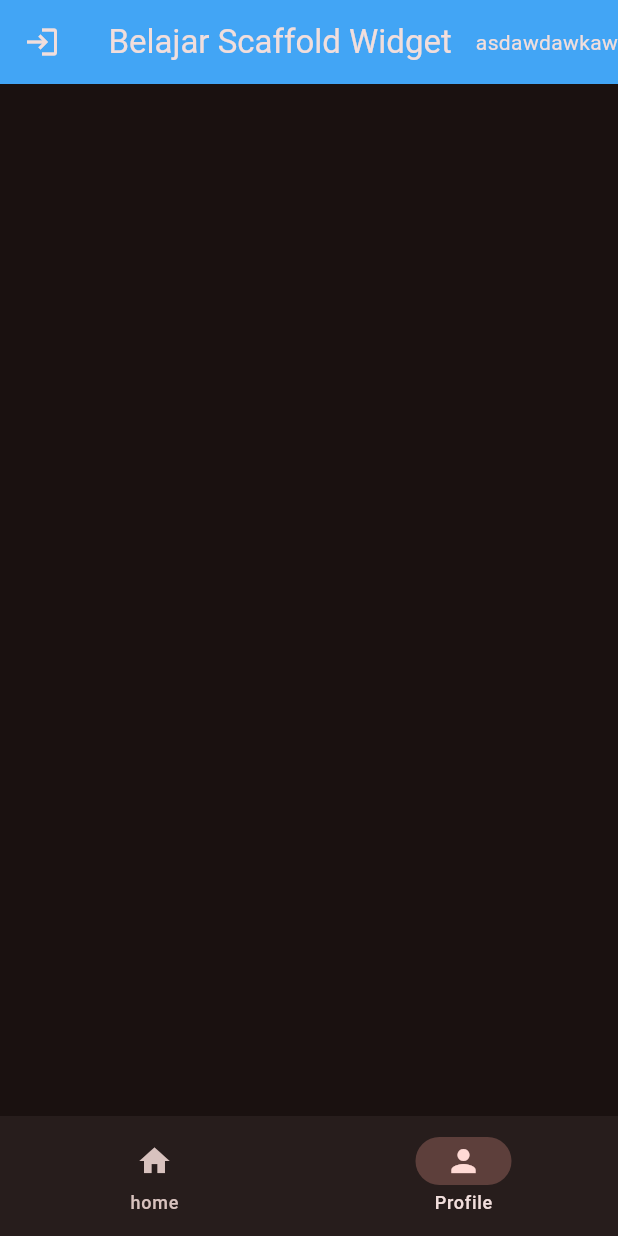
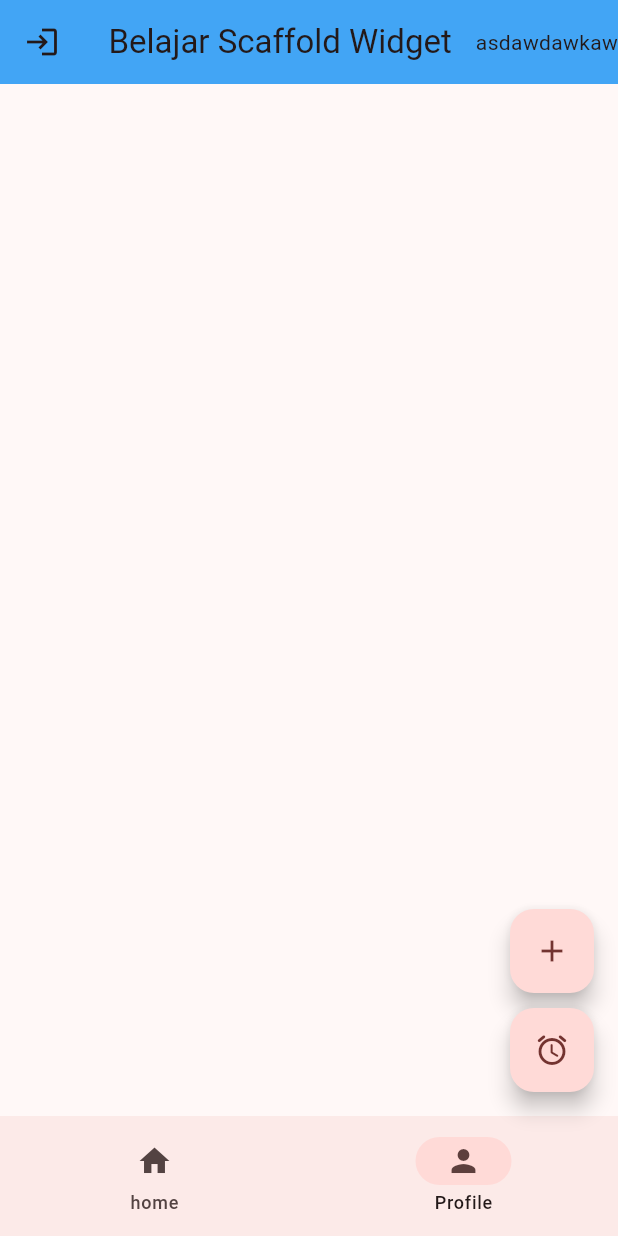
Before and after one commit to DWYOR091/belajar-flutter, a Flutter app: the screen it shows after launch, on a phone screen of 412 x 824 dp. Run offline on Flutter 3.47's test engine with Material 3 defaults, Android fonts, the phone set to English and light mode, and no system bars.

Commit message:
floating button

```diff
--- a/lib/pages/scaffold.dart
+++ b/lib/pages/scaffold.dart
@@ -12,7 +12,7 @@ class CobaScaffold extends StatelessWidget {
         title: "nama aplikasinya",
         theme: ThemeData(
             colorScheme: ColorScheme.fromSeed(
-                seedColor: Colors.red, brightness: Brightness.dark)),
+                seedColor: Colors.red.shade400, brightness: Brightness.light)),
         home: Scaffold(
           appBar: AppBar(
             centerTitle: true,
@@ -20,6 +20,26 @@ class CobaScaffold extends StatelessWidget {
             title: const Text("Belajar Scaffold Widget"),
             leading: const Icon(Icons.login),
             actions: [Text("asdawdawkaw")],
+          ),
+          floatingActionButton: Column(
+            // mainAxisAlignment: MainAxisAlignment.end,
+            mainAxisSize:
+                MainAxisSize.min, //mengambil ruang yg hanya dibutuhkan pake min
+            children: [
+              FloatingActionButton(
+                  child: const Icon(Icons.add),
+                  onPressed: () {
+                    print("tes floating btn!");
+                  }),
+              SizedBox(
+                height: 10,
+              ),
+              FloatingActionButton(
+                  child: const Icon(Icons.access_alarm_rounded),
+                  onPressed: () {
+                    print("tes floating btn 2!");
+                  }),
+            ],
           ),
           bottomNavigationBar: NavigationBar(
             destinations: const [
```
